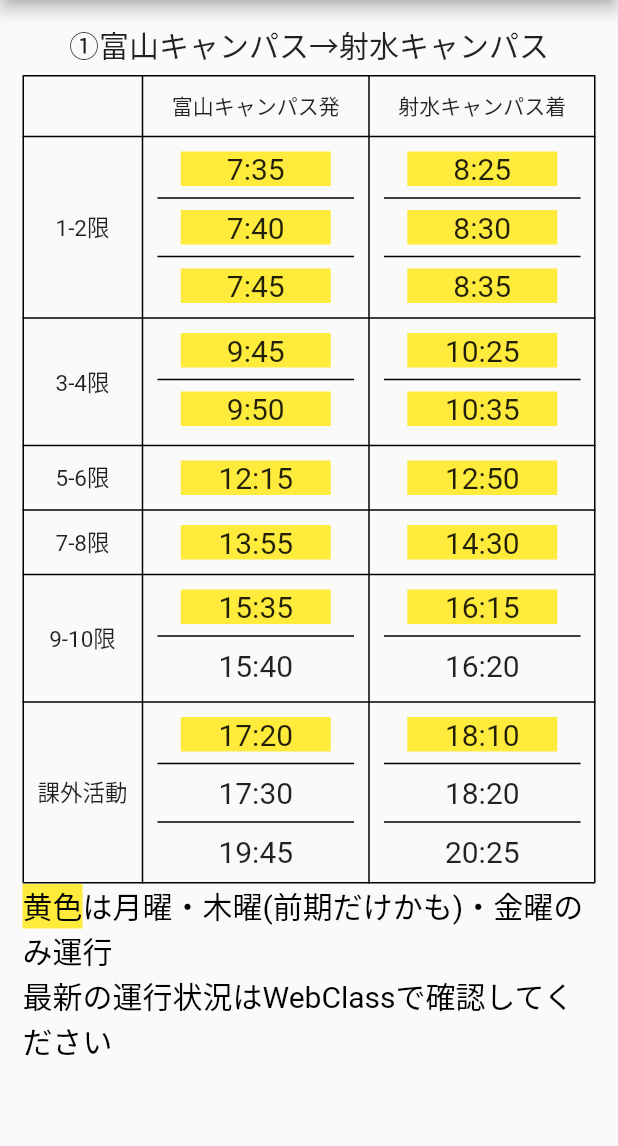
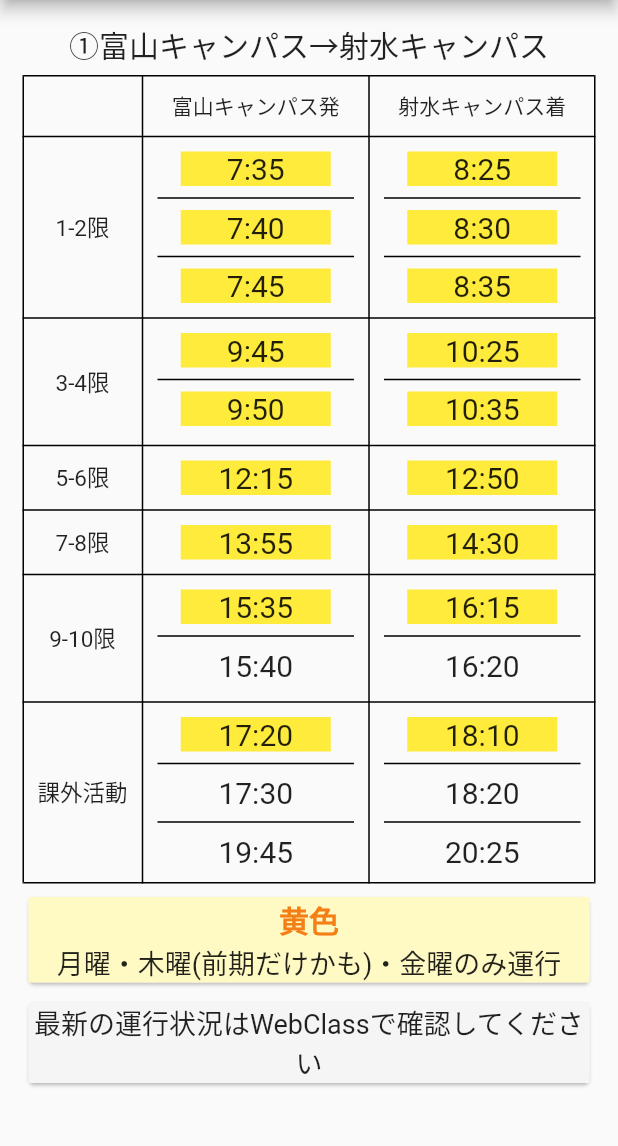
Before and after one commit to ayuda002/toyama-flutter-app, a Flutter app: the TpuBus screen opened directly, after a tap on "①富山キャンパス→射水キャンパス", on a phone screen of 412 x 824 dp, the part 84-1230 px from its top. Run offline on Flutter 3.47's test engine with Material 2 defaults, Android fonts, the phone set to English and light mode, and no system bars; our stand-ins replace font_awesome_flutter.

Commit message:
少し変更

```diff
--- a/lib/bus/one_page.dart
+++ b/lib/bus/one_page.dart
@@ -452,25 +452,35 @@ class OnePage extends StatelessWidget {
                   ]),
                 ],
               ),
-              RichText(
-                text: const TextSpan(
-                  style: TextStyle(fontSize: 20, color: Colors.black),
-                  children: [
-                    TextSpan(
-                        text: "黄色",
-                        style: TextStyle(backgroundColor: Colors.yellow)),
-                    TextSpan(text: "は月曜・木曜(前期だけかも)・金曜のみ運行"),
-                  ],
+              Container(
+                padding: const EdgeInsets.only(top: 5),
+                child: SizedBox(
+                  width: 1000.0,
+                  child: Card(
+                    child: Container(
+                        color: Colors.yellow[100],
+                        child: Column(children: <Widget>[
+                          Text('黄色',style: TextStyle(color: Colors.yellow[900],fontSize: 20,fontWeight: FontWeight.w600),),
+                          const Text('月曜・木曜(前期だけかも)・金曜のみ運行',style: TextStyle(fontSize: 18)),
+                        ],)
+                    ),
+                  ),
                 ),
               ),
               Container(
-                padding: const EdgeInsets.only(bottom: 5),
-                child: Column(children: const <Widget>[
-                  Text(
-                    "最新の運行状況はWebClassで確認してください",
-                    style: TextStyle(fontSize: 20, color: Colors.black),
+                padding: const EdgeInsets.only(top: 5),
+                child: SizedBox(
+                  width: 1000.0,
+                  child: Card(
+                    child: Container(
+                      color: Colors.grey[100],
+                      child: const Text("最新の運行状況はWebClassで確認してください",
+                        style: TextStyle(fontSize: 18),
+                        textAlign: TextAlign.center,
+                      ),
+                    ),
                   ),
-                ]),
+                ),
               ),
             ],
           ),
--- a/lib/tpu_bus.dart
+++ b/lib/tpu_bus.dart
@@ -116,9 +116,10 @@ class _TpuBusState extends State<TpuBus> {
                 ],
               ),
               Container(
-                margin: const EdgeInsets.all(5),
+                margin: const EdgeInsets.all(10),
                 child: SizedBox(
                   width: 350,
+                  height:40,
                   child: ElevatedButton(
                     style: ButtonStyle(
                       backgroundColor: MaterialStateProperty.resolveWith(
@@ -132,7 +133,7 @@ class _TpuBusState extends State<TpuBus> {
                     ),
                     child: const Text("①富山キャンパス→射水キャンパス",
                         style: TextStyle(
-                            fontSize: 18, fontWeight: FontWeight.w700)),
+                            fontSize: 18, fontWeight: FontWeight.w700,)),
                     onPressed: () {
                       Navigator.push(
                         context,
@@ -143,9 +144,10 @@ class _TpuBusState extends State<TpuBus> {
                 ),
               ),
               Container(
-                margin: const EdgeInsets.all(5),
+                margin: const EdgeInsets.all(10),
                 child: SizedBox(
                   width: 350,
+                  height:40,
                   child: ElevatedButton(
                     style: ButtonStyle(
                       backgroundColor: MaterialStateProperty.resolveWith(
@@ -170,9 +172,10 @@ class _TpuBusState extends State<TpuBus> {
                 ),
               ),
               Container(
-                margin: const EdgeInsets.all(5),
+                margin: const EdgeInsets.all(10),
                 child: SizedBox(
                   width: 350,
+                  height:40,
                   child: ElevatedButton(
                     style: ButtonStyle(
                       backgroundColor: MaterialStateProperty.resolveWith(
@@ -197,9 +200,10 @@ class _TpuBusState extends State<TpuBus> {
                 ),
               ),
               Container(
-                margin: const EdgeInsets.all(5),
+                margin: const EdgeInsets.all(10),
                 child: SizedBox(
                   width: 350,
+                  height:40,
                   child: ElevatedButton(
                     style: ButtonStyle(
                       backgroundColor: MaterialStateProperty.resolveWith(
```
Also changed, not shown: lib/bus/four_page.dart (+41 -26 lines), lib/bus/three_page.dart (+38 -24 lines), lib/bus/two_page.dart (+25 -15 lines).
